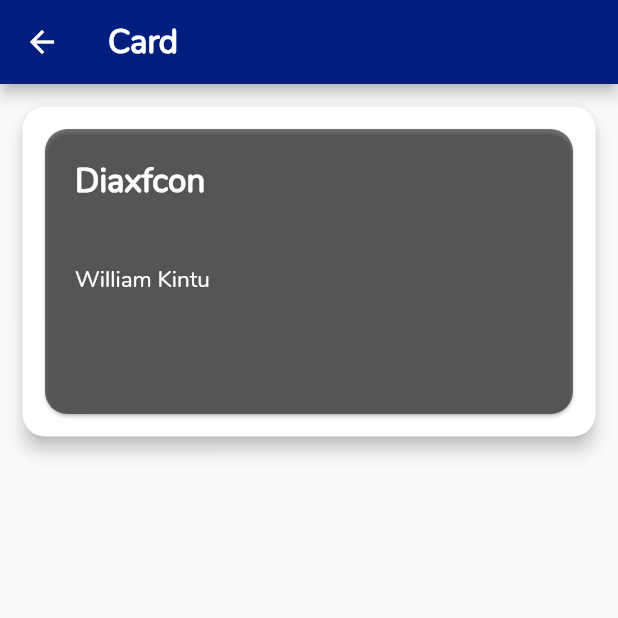
After one commit to selvakumardreams/fintech-app, a Flutter app: the screen it shows after launch, after a tap on "By logging in you agree to our Terms and", on a phone screen of 412 x 824 dp, the top half of it. The commit adds this screen. Run offline on Flutter 3.47's test engine with Material 2 defaults, Android fonts, the phone set to English and light mode, and no system bars; missing offline and left inert: flutter_sparkline; network calls fail.

Commit message:
Updated the code

```diff
--- /dev/null
+++ b/lib/card_page.dart
@@ -0,0 +1,254 @@
+import 'package:flutter/material.dart';
+
+
+String cardNumber;
+String cardHolderName;
+String month;
+String year;
+String cvv;
+
+CardType cardtype;
+
+enum CardType {
+  diaxfcon,
+  mastercard,
+  visa,
+  americanExpress,
+  discover,
+  dinnerClub
+}
+
+class CardWidget extends StatefulWidget {
+  static String tag = 'card-page';
+  @override
+  _CardWidget createState() => _CardWidget();
+}
+
+class _CardWidget extends State<CardWidget> {
+  @override
+  void initState() {
+    super.initState();
+    cardNumber = cardNumber ?? "XXXX XXXX XXXX XXXX";
+    cardHolderName = cardHolderName ?? "XXX";
+    month = month ?? "XX";
+    year = year ?? "XXXX";
+    cvv = cvv ?? "XXX";
+  }
+
+  @override
+  Widget build(BuildContext context) {
+    return  Scaffold(
+      appBar: AppBar(
+        backgroundColor: Color.fromRGBO(2, 30, 126, 1.0),
+        leading: new IconButton(
+          icon: new Icon(Icons.arrow_back, color: Colors.white),
+          onPressed: () => Navigator.of(context).pop(),
+        ),
+        title: Text('Card', style: TextStyle(color: Colors.white, fontWeight: FontWeight.w700, fontSize: 22.0)),
+      ),
+      body: SafeArea(
+          child:SingleChildScrollView(
+            physics: BouncingScrollPhysics(),
+            child: Column(
+              crossAxisAlignment: CrossAxisAlignment.start,
+              mainAxisAlignment: MainAxisAlignment.start,
+              children: <Widget>[
+                Card(
+                    margin:
+                    EdgeInsets.symmetric(horizontal: 15.0, vertical: 15.0),
+                    elevation: 5.0,
+                    shape: RoundedRectangleBorder(
+                        borderRadius: BorderRadius.all(Radius.circular(15.0))),
+                    child: cardDesign(context)),
+              ],
+            ),
+          )),
+    );
+  }
+
+  // ... Create a widget for Credit card UI ...
+  Widget cardDesign(BuildContext context) {
+    return Card(
+      shape: RoundedRectangleBorder(
+          borderRadius: BorderRadius.all(Radius.circular(15.0))),
+      //padding: EdgeInsets.all(10),
+      margin: EdgeInsets.all(15.0),
+      color: Colors.black54,
+      child: Container(
+          height: 190,
+          child: Column(
+            mainAxisAlignment: MainAxisAlignment.start,
+            crossAxisAlignment: CrossAxisAlignment.start,
+            children: <Widget>[
+              Container(
+                //color: Colors.black,
+                width: MediaQuery.of(context).size.width,
+                // height: 200,
+                child: Center(
+                  //padding: EdgeInsets.all(10),
+                  child: Container(
+                    width: MediaQuery.of(context).size.width,
+                    padding: EdgeInsets.all(20),
+                    //color: Colors.grey,
+                    child: Text(
+                      'Diaxfcon',
+                      textAlign: TextAlign.left,
+                      style: TextStyle(color: Colors.white, fontWeight: FontWeight.w700, fontSize: 22.0),
+                    ),
+                  ),
+                ),
+              ),
+              Container(
+                // color: Colors.red,
+                child: Container(
+                  width: MediaQuery.of(context).size.width,
+                  padding: EdgeInsets.all(20),
+                  child: Text(
+                    'William Kintu',
+                    textAlign: TextAlign.left,
+                    style: TextStyle(color: Colors.white, fontSize: 15),
+                  ),
+                ),
+              ),
+            ],
+          )),
+    );
+  }
+
+  String cardNumberString() {
+    if (cardNumber.length > 0) {
+      return cardNumber;
+    } else {
+      return "XXXX XXXX XXX XXXX XXXX";
+    }
+  }
+
+  String monthString() {
+    if (month.length > 0) {
+      return month;
+    } else {
+      return "XX";
+    }
+  }
+
+  String yearString() {
+    if (year.length > 0) {
+      return year;
+    } else {
+      return "XXXX";
+    }
+  }
+
+  // .... Get cardImage based on CardType ....
+  Widget cardImage() {
+    if (cardtype == CardType.visa) {
+      return Image.asset(
+        "images/visa.png",
+        fit: BoxFit.scaleDown,
+      );
+    } else if (cardtype == CardType.diaxfcon) {
+      return Image.asset(
+        "images/mastercard.png",
+        fit: BoxFit.scaleDown,
+      );
+    } else if (cardtype == CardType.discover) {
+      return Image.asset(
+        "images/discover.png",
+        fit: BoxFit.scaleDown,
+      );
+    } else if (cardtype == CardType.dinnerClub) {
+      return Image.asset(
+        "images/diners_club.png",
+        fit: BoxFit.scaleDown,
+      );
+    } else if (cardtype == CardType.americanExpress) {
+      return Image.asset(
+        "images/amex.png",
+        fit: BoxFit.scaleDown,
+      );
+    }
+    return null;
+  }
+
+  //... CardNumber pattern Array....
+
+  Map<CardType, Set<List<String>>> cardNumberPattern = {
+  CardType.visa: {
+  ['4'],
+  },
+  CardType.americanExpress: {
+  ['34'],
+  ['37'],
+  },
+  CardType.discover: {
+  ['6011'],
+  ['622126', '622925'],
+  ['644', '649'],
+  ['65']
+  },
+  CardType.mastercard: {
+  ['51', '55'],
+  ['2221', '2229'],
+  ['223', '229'],
+  ['23', '26'],
+  ['270', '271'],
+  ['2720'],
+  },
+  CardType.dinnerClub: {
+  ['54', '55'],
+  ['300', '305'],
+  ['3095'],
+  ['36'],
+  ['38', '39'],
+  },
+};
+
+// .... Detect card based on cardNumber.......
+CardType detectCardType(String cardNumber) {
+  //Default card type is other
+  CardType cardType = CardType.diaxfcon;
+
+  if (cardNumber.isEmpty) {
+    return cardType;
+  }
+
+  cardNumberPattern.forEach(
+        (CardType type, Set<List<String>> patterns) {
+      for (List<String> patternRange in patterns) {
+        // Remove any spaces
+        String ccPatternStr =
+        cardNumber.replaceAll(RegExp(r'\s+\b|\b\s'), '');
+        final int rangeLen = patternRange[0].length;
+        // Trim the Credit Card number string to match the pattern prefix length
+        if (rangeLen < cardNumber.length) {
+          ccPatternStr = ccPatternStr.substring(0, rangeLen);
+        }
+
+        if (patternRange.length > 1) {
+          // Convert the prefix range into numbers then make sure the
+          // Credit Card num is in the pattern range.
+          // Because Strings don't have '>=' type operators
+          final int ccPrefixAsInt = int.parse(ccPatternStr);
+          final int startPatternPrefixAsInt = int.parse(patternRange[0]);
+          final int endPatternPrefixAsInt = int.parse(patternRange[1]);
+          if (ccPrefixAsInt >= startPatternPrefixAsInt &&
+              ccPrefixAsInt <= endPatternPrefixAsInt) {
+            // Found a match
+            cardType = type;
+            break;
+          }
+        } else {
+          // Just compare the single pattern prefix with the Credit Card prefix
+          if (ccPatternStr == patternRange[0]) {
+            // Found a match
+            cardType = type;
+            break;
+          }
+        }
+      }
+    },
+  );
+
+  return cardType;
+}
+}
--- a/lib/login_page.dart
+++ b/lib/login_page.dart
@@ -1,6 +1,8 @@
 import 'package:fintech_app/signup_page.dart';
 import 'package:fintech_app/home_page.dart';
+import 'package:fintech_app/card_page.dart';
 import 'package:flutter/material.dart';
+
 
 
 class LoginPage extends StatefulWidget {
@@ -12,13 +14,13 @@ class LoginPage extends StatefulWidget {
 class _LoginPageState extends State<LoginPage> {
   @override
   Widget build(BuildContext context) {
-    final logo = Hero(
-      tag: 'hero',
-      child: CircleAvatar(
-        backgroundColor: Colors.transparent,
-        radius: 48.0,
-        child: Image.asset('assets/logo.png'),
+
+    final logoLabel = FlatButton(
+      child: Text(
+        'Diaxfcon',
+        style: TextStyle(color: Colors.white, fontWeight: FontWeight.w700, fontSize: 30.0),
       ),
+      onPressed: () {},
     );
 
     final email = TextFormField(
@@ -27,6 +29,8 @@ class _LoginPageState extends State<LoginPage> {
       initialValue: '',
       decoration: InputDecoration(
         hintText: 'Email',
+        fillColor: Colors.white,
+        filled: true,
         contentPadding: EdgeInsets.fromLTRB(20.0, 10.0, 20.0, 10.0),
         border: OutlineInputBorder(borderRadius: BorderRadius.circular(32.0)),
       ),
@@ -38,9 +42,24 @@ class _LoginPageState extends State<LoginPage> {
       obscureText: true,
       decoration: InputDecoration(
         hintText: 'Password',
+        fillColor: Colors.white,
+        filled: true,
         contentPadding: EdgeInsets.fromLTRB(20.0, 10.0, 20.0, 10.0),
         border: OutlineInputBorder(borderRadius: BorderRadius.circular(32.0)),
       ),
+    );
+
+     final createButton = FlatButton(
+      child: Text(
+        'Don\'t have an account? Sign up here',
+        style: TextStyle(color: Colors.white,
+            fontSize: 16,
+          decoration: TextDecoration.underline
+        ),
+      ),
+      onPressed: () {
+        Navigator.of(context).pushNamed(SignUpPage.tag);
+      },
     );
 
     final loginButton = Padding(
@@ -53,42 +72,30 @@ class _LoginPageState extends State<LoginPage> {
           Navigator.of(context).pushNamed(HomePage.tag);
         },
         padding: EdgeInsets.all(12),
-        color: Colors.lightBlueAccent,
-        child: Text('Lets get Started', style: TextStyle(color: Colors.white)),
+        color: Colors.white,
+        child: Text('Lets get Started', style: TextStyle(color: Colors.black)),
       ),
     );
 
-    final createButton = Padding(
-      padding: EdgeInsets.symmetric(vertical: 16.0),
-      child: RaisedButton(
-        shape: RoundedRectangleBorder(
-          borderRadius: BorderRadius.circular(24),
-        ),
-        onPressed: () {
-          Navigator.of(context).pushNamed(SignUpPage.tag);
-        },
-        padding: EdgeInsets.all(12),
-        color: Colors.deepOrangeAccent,
-        child: Text('Create an Account', style: TextStyle(color: Colors.white)),
-      ),
-    );
 
     final forgotLabel = FlatButton(
       child: Text(
-        'Forgot password?',
-        style: TextStyle(color: Colors.black54),
+        'By logging in you agree to our Terms and Conditions and confirm that you\'ve read our Privacy Policy',
+        style: TextStyle(color: Colors.white),
       ),
-      onPressed: () {},
+      onPressed: () {
+        Navigator.of(context).pushNamed(CardWidget.tag);
+      },
     );
 
     return Scaffold(
-      backgroundColor: Colors.white,
+      backgroundColor: Color.fromRGBO(2, 30, 126, 1.0),
       body: Center(
         child: ListView(
           shrinkWrap: true,
           padding: EdgeInsets.only(left: 24.0, right: 24.0),
           children: <Widget>[
-            logo,
+            logoLabel,
             SizedBox(height: 48.0),
             email,
             SizedBox(height: 8.0),
--- a/lib/main.dart
+++ b/lib/main.dart
@@ -3,10 +3,11 @@ import 'package:fintech_app/signup_page.dart';
 import 'package:flutter/material.dart';
 
 
-import 'package:flutter/material.dart';
 import 'login_page.dart';
 import 'home_page.dart';
 import 'signup_page.dart';
+import 'transaction.dart';
+import 'card_page.dart';
 
 void main() => runApp(MyApp());
 
@@ -15,6 +16,8 @@ class MyApp extends StatelessWidget {
     LoginPage.tag: (context) => LoginPage(),
     HomePage.tag: (context) => HomePage(),
     SignUpPage.tag: (context) => SignUpPage(),
+    TransactionPage.tag: (context) => TransactionPage(),
+    CardWidget.tag: (context) => CardWidget(),
   };
 
   @override
--- a/pubspec.yaml
+++ b/pubspec.yaml
@@ -21,10 +21,13 @@ dependencies:
   cupertino_icons: ^0.1.2
   flutter_sparkline: ^0.1.0
   flutter_staggered_grid_view: ^0.3.0
+  http: ^0.12.0
 
 dev_dependencies:
   flutter_test:
     sdk: flutter
+  validators: ^2.0.0
+  masked_text_input_formatter: "0.0.1"
 
 
 # For information on the generic Dart part of this file, see the
```
Also changed, not shown: lib/home_page.dart (+72 -9 lines), lib/signup_page.dart (+18 -10 lines), lib/transaction.dart (added, +153 -0 lines), assets/logo.png.
